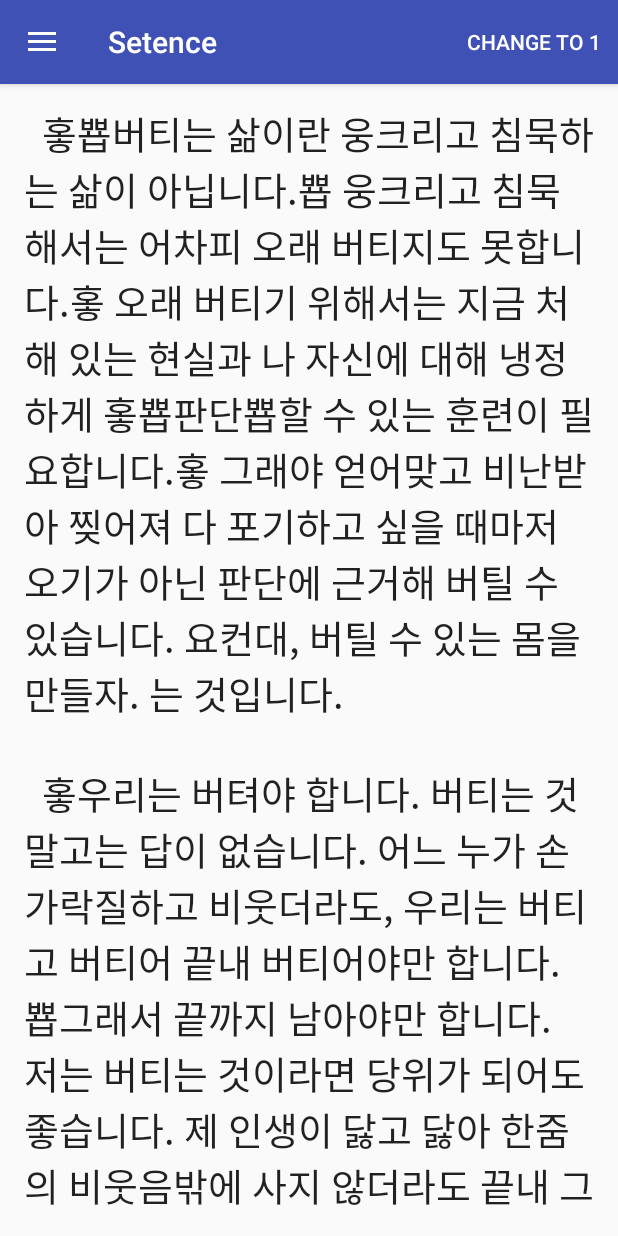
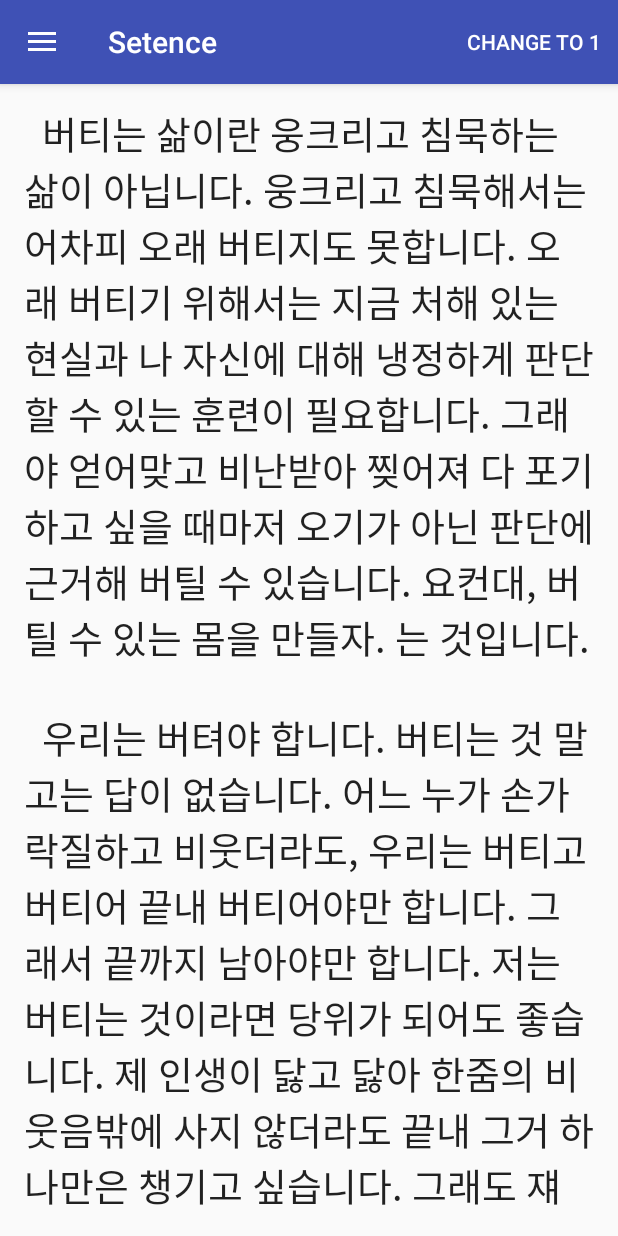
Before and after one commit to dev-siot/TouchSelectText-Android, an Android app: the screen it shows after launch (MainActivity), in the side drawer, after a tap on "Setence", on a phone screen of 412 x 824 dp. Run offline under Robolectric (Android 15) with nearby library versions, the phone set to English and light mode, and no system bars; our stand-ins replace ButterKnife, Timber; 1 statement that could not run was skipped.

Commit message:
Strange highlight words change to Underline.

```diff
--- a/app/src/main/java/com/jfsiot/touchselect/touchselecttest/fragment/SelectableFragment.java
+++ b/app/src/main/java/com/jfsiot/touchselect/touchselecttest/fragment/SelectableFragment.java
@@ -79,17 +79,17 @@ public abstract class SelectableFragment extends Fragment implements View.OnTouc
         }
         this.editText.setText(text);
         free();
-//        if(adjustSpannalbe && ((MainActivity) getActivity()).getCurrentTextStatue() == 1){
-//            SpannableStringBuilder builder = new SpannableStringBuilder(text);
-//            builder.setSpan(new UnderlineSpan(), 97, 100, Spanned.SPAN_EXCLUSIVE_EXCLUSIVE);
-//            builder.setSpan(new UnderlineSpan(), 188, 196, Spanned.SPAN_EXCLUSIVE_EXCLUSIVE);
-//            builder.setSpan(new UnderlineSpan(), 324, 409, Spanned.SPAN_EXCLUSIVE_EXCLUSIVE);
-//
-//            builder.setSpan(new UnderlineSpan(), 532, 559, Spanned.SPAN_EXCLUSIVE_EXCLUSIVE);
-//            builder.setSpan(new UnderlineSpan(), 605, 834, Spanned.SPAN_EXCLUSIVE_EXCLUSIVE);
-//            builder.setSpan(new UnderlineSpan(), 839, 918, Spanned.SPAN_EXCLUSIVE_EXCLUSIVE);
-//            this.editText.setText(builder);
-//        }
+        if(adjustSpannalbe && ((MainActivity) getActivity()).getCurrentTextStatue() == 1){
+            SpannableStringBuilder builder = new SpannableStringBuilder(text);
+            builder.setSpan(new UnderlineSpan(), 97, 100, Spanned.SPAN_EXCLUSIVE_EXCLUSIVE);
+            builder.setSpan(new UnderlineSpan(), 188, 196, Spanned.SPAN_EXCLUSIVE_EXCLUSIVE);
+            builder.setSpan(new UnderlineSpan(), 324, 409, Spanned.SPAN_EXCLUSIVE_EXCLUSIVE);
+            Timber.d("text index : %s %s", text.indexOf("쉽게 이용할"),  text.indexOf("공공 데이터 포털 사이트에서는"));
+            builder.setSpan(new UnderlineSpan(), 532, 559, Spanned.SPAN_EXCLUSIVE_EXCLUSIVE);
+            builder.setSpan(new UnderlineSpan(), 606, 835, Spanned.SPAN_EXCLUSIVE_EXCLUSIVE);
+            builder.setSpan(new UnderlineSpan(), 839, 918, Spanned.SPAN_EXCLUSIVE_EXCLUSIVE);
+            this.editText.setText(builder);
+        }
     }
 
     protected void free(){
--- a/app/src/main/res/values/string_case1.xml
+++ b/app/src/main/res/values/string_case1.xml
@@ -225,7 +225,7 @@
     <string-array name="word_text_case1_v2" translatable = "false">
         <item>" "</item>
         <item>" "</item>
-        <item>"홓뿁버티는"</item>
+        <item>"버티는"</item>
         <item>" "</item>
         <item>"삶이란"</item>
         <item>" "</item>
@@ -237,7 +237,7 @@
         <item>"삶"</item>
         <item>"이"</item>
         <item>" "</item>
-        <item>"아닙니다.뿁"</item>
+        <item>"아닙니다."</item>
         <item>" "</item>
         <item>"웅크리고"</item>
         <item>" "</item>
@@ -250,7 +250,7 @@
         <item>" "</item>
         <item>"버티지도"</item>
         <item>" "</item>
-        <item>"못합니다.홓"</item>
+        <item>"못합니다."</item>
         <item>" "</item>
         <item>"오래"</item>
         <item>" "</item>
@@ -276,7 +276,7 @@
         <item>"냉정"</item>
         <item>"하게"</item>
         <item>" "</item>
-        <item>"홓뿁판단뿁"</item>
+        <item>"판단"</item>
         <item>"할 수"</item>
         <item>" "</item>
         <item>"있는"</item>
@@ -285,7 +285,7 @@
         <item>"이"</item>
         <item>" "</item>
         <item>"필요"</item>
-        <item>"합니다.홓"</item>
+        <item>"합니다."</item>
         <item>" "</item>
         <item>"그래야"</item>
         <item>" "</item>
@@ -340,7 +340,7 @@
         <item>"\n\n"</item>
         <item>" "</item>
         <item>" "</item>
-        <item>"홓우리"</item>
+        <item>"우리"</item>
         <item>"는"</item>
         <item>" "</item>
         <item>"버텨야"</item>
@@ -377,7 +377,7 @@
         <item>" "</item>
         <item>"합니다."</item>
         <item>" "</item>
-        <item>"뿁그래서"</item>
+        <item>"그래서"</item>
         <item>" "</item>
         <item>"끝"</item>
         <item>"까지"</item>
@@ -444,17 +444,17 @@
         <item>"라는"</item>
         <item>" "</item>
         <item>"말"</item>
-        <item>"입니다.뿁홓"</item>
+        <item>"입니다."</item>
         <item>"\n\n"</item>
     </string-array>
     <string-array name="sentence_text_case1_v2" translatable="false">
         <item>" "</item>
         <item>" "</item>
-        <item>"홓뿁버티는 삶이란 웅크리고 침묵하는 삶이 아닙니다.뿁"</item>
+        <item>"버티는 삶이란 웅크리고 침묵하는 삶이 아닙니다."</item>
         <item>" "</item>
-        <item>"웅크리고 침묵해서는 어차피 오래 버티지도 못합니다.홓"</item>
+        <item>"웅크리고 침묵해서는 어차피 오래 버티지도 못합니다."</item>
         <item>" "</item>
-        <item>"오래 버티기 위해서는 지금 처해 있는 현실과 나 자신에 대해 냉정하게 홓뿁판단뿁할 수 있는 훈련이 필요합니다.홓"</item>
+        <item>"오래 버티기 위해서는 지금 처해 있는 현실과 나 자신에 대해 냉정하게 판단할 수 있는 훈련이 필요합니다."</item>
         <item>" "</item>
         <item>"그래야 얻어맞고 비난받아 찢어져 다 포기하고 싶을 때마저 오기가 아닌 판단에 근거해 버틸 수 있습니다."</item>
         <item>" "</item>
@@ -462,30 +462,30 @@
         <item>"\n\n"</item>
         <item>" "</item>
         <item>" "</item>
-        <item>"홓우리는 버텨야 합니다."</item>
+        <item>"우리는 버텨야 합니다."</item>
         <item>" "</item>
         <item>"버티는 것 말고는 답이 없습니다."</item>
         <item>" "</item>
         <item>"어느 누가 손가락질하고 비웃더라도, 우리는 버티고 버티어 끝내 버티어야만 합니다."</item>
         <item>" "</item>
-        <item>"뿁그래서 끝까지 남아야만 합니다."</item>
+        <item>"그래서 끝까지 남아야만 합니다."</item>
         <item>" "</item>
         <item>"저는 버티는 것이라면 당위가 되어도 좋습니다."</item>
         <item>" "</item>
         <item>"제 인생이 닳고 닳아 한줌의 비웃음밖에 사지 않더라도 끝내 그거 하나만은 챙기고 싶습니다."</item>
         <item>" "</item>
-        <item>"그래도 쟤 꽤 오래 버텼다. 라는 말입니다.뿁홓"</item>
+        <item>"그래도 쟤 꽤 오래 버텼다. 라는 말입니다."</item>
         <item>"\n\n"</item>
     </string-array>
 
     <string-array name="paragraph_text_case1_v2" translatable="false">
         <item>" "</item>
         <item>" "</item>
-        <item>"홓뿁버티는 삶이란 웅크리고 침묵하는 삶이 아닙니다.뿁 웅크리고 침묵해서는 어차피 오래 버티지도 못합니다.홓 오래 버티기 위해서는 지금 처해 있는 현실과 나 자신에 대해 냉정하게 홓뿁판단뿁할 수 있는 훈련이 필요합니다.홓 그래야 얻어맞고 비난받아 찢어져 다 포기하고 싶을 때마저 오기가 아닌 판단에 근거해 버틸 수 있습니다. 요컨대, 버틸 수 있는 몸을 만들자. 는 것입니다."</item>
+        <item>"버티는 삶이란 웅크리고 침묵하는 삶이 아닙니다. 웅크리고 침묵해서는 어차피 오래 버티지도 못합니다. 오래 버티기 위해서는 지금 처해 있는 현실과 나 자신에 대해 냉정하게 판단할 수 있는 훈련이 필요합니다. 그래야 얻어맞고 비난받아 찢어져 다 포기하고 싶을 때마저 오기가 아닌 판단에 근거해 버틸 수 있습니다. 요컨대, 버틸 수 있는 몸을 만들자. 는 것입니다."</item>
         <item>"\n\n"</item>
         <item>" "</item>
         <item>" "</item>
-        <item>"홓우리는 버텨야 합니다. 버티는 것 말고는 답이 없습니다. 어느 누가 손가락질하고 비웃더라도, 우리는 버티고 버티어 끝내 버티어야만 합니다. 뿁그래서 끝까지 남아야만 합니다. 저는 버티는 것이라면 당위가 되어도 좋습니다. 제 인생이 닳고 닳아 한줌의 비웃음밖에 사지 않더라도 끝내 그거 하나만은 챙기고 싶습니다. 그래도 쟤 꽤 오래 버텼다. 라는 말입니다.뿁홓"</item>
+        <item>"우리는 버텨야 합니다. 버티는 것 말고는 답이 없습니다. 어느 누가 손가락질하고 비웃더라도, 우리는 버티고 버티어 끝내 버티어야만 합니다. 그래서 끝까지 남아야만 합니다. 저는 버티는 것이라면 당위가 되어도 좋습니다. 제 인생이 닳고 닳아 한줌의 비웃음밖에 사지 않더라도 끝내 그거 하나만은 챙기고 싶습니다. 그래도 쟤 꽤 오래 버텼다. 라는 말입니다."</item>
         <item>"\n\n"</item>
     </string-array>
 </resources>
--- a/app/src/main/res/values/string_case_2.xml
+++ b/app/src/main/res/values/string_case_2.xml
@@ -79,7 +79,7 @@
         <item>" "</item>
         <item>"보면"</item>
         <item>" "</item>
-        <item>"뿁주차장뿁"</item>
+        <item>"주차장"</item>
         <item>"을"</item>
         <item>" "</item>
         <item>"쉽게"</item>
@@ -124,10 +124,10 @@
         <item>" "</item>
         <item>"있다."</item>
         <item>" "</item>
-        <item>"뿁여행지"</item>
+        <item>"여행지"</item>
         <item>"나"</item>
         <item>" "</item>
-        <item>"주차장뿁"</item>
+        <item>"주차장"</item>
         <item>"에"</item>
         <item>" "</item>
         <item>"대한"</item>
@@ -204,7 +204,7 @@
         <item>" "</item>
         <item>"때문이다."</item>
         <item>" "</item>
-        <item>"뿁공공"</item>
+        <item>"공공"</item>
         <item>" "</item>
         <item>"데이터"</item>
         <item>"는"</item>
@@ -255,7 +255,7 @@
         <item>"것"</item>
         <item>"을"</item>
         <item>" "</item>
-        <item>"말한다.뿁"</item>
+        <item>"말한다."</item>
         <item>" "</item>
         <item>"현재"</item>
         <item>" "</item>
@@ -291,7 +291,7 @@
         <item>"있다."</item>
         <item>"\n\n"</item>
         <item>"  "</item>
-        <item>"뿁공공"</item>
+        <item>"공공"</item>
         <item>" "</item>
         <item>"데이터" </item>
         <item>" "</item>
@@ -321,7 +321,7 @@
         <item>"제공"</item>
         <item>"하고"</item>
         <item>" "</item>
-        <item>"있으며뿁,"</item>
+        <item>"있으며,"</item>
         <item>" "</item>
         <item>"제공"</item>
         <item>"하는"</item>
@@ -368,7 +368,7 @@
         <item>"\n\n"</item>
         <item>" "</item>
         <item>" "</item>
-        <item>"뿁먼저"</item>
+        <item>"먼저"</item>
         <item>" "</item>
         <item>"공공"</item>
         <item>" "</item>
@@ -506,11 +506,11 @@
         <item>" "</item>
         <item>"수"</item>
         <item>" "</item>
-        <item>"있다.뿁"</item>
+        <item>"있다."</item>
         <item>"\n\n"</item>
         <item>" "</item>
         <item>" "</item>
-        <item>"뿁두 번째"</item>
+        <item>"두 번째"</item>
         <item>"로"</item>
         <item>" "</item>
         <item>"공공"</item>
@@ -559,7 +559,7 @@
         <item>" "</item>
         <item>"있다는"</item>
         <item>" "</item>
-        <item>"점이다.뿁"</item>
+        <item>"점이다."</item>
         <item>" "</item>
         <item>"그래서"</item>
         <item>" "</item>
@@ -595,13 +595,13 @@
         <item>" "</item>
         <item>"사람들이 여행 준비를 위해 많은 시간을 허비하는 것을 보면 한번에 여행 코스를 짜 주는 앱을 만들어 보고 싶어한다."</item>
         <item>" "</item>
-        <item>"도심에서 주차장을 못 찾아 헤매는 사람들을 보면 뿁주차장뿁을 쉽게 찾아 주는 앱을 만들어 보고 싶어 한다."</item>
+        <item>"도심에서 주차장을 못 찾아 헤매는 사람들을 보면 주차장을 쉽게 찾아 주는 앱을 만들어 보고 싶어 한다."</item>
         <item>"\n\n"</item>
         <item>" "</item>
         <item>" "</item>
         <item>"그러나 막상 앱을 개발하려 할 때 부딪히는 여러 난관이 있다."</item>
         <item>" "</item>
-        <item>"뿁여행지나 주차장뿁에 대한 정보를 모으는 것도 문제이고, 정보를 지속적으로 갱신하는 것도 문제이다."</item>
+        <item>"여행지나 주차장에 대한 정보를 모으는 것도 문제이고, 정보를 지속적으로 갱신하는 것도 문제이다."</item>
         <item>" "</item>
         <item>"이런 문제 때문에 결국 아이디어를 포기하는 경우가 많다."</item>
         <item>"\n\n"</item>
@@ -611,26 +611,26 @@
         <item>" "</item>
         <item>"바로 공공 데이터가 있기 때문이다."</item>
         <item>" "</item>
-        <item>"뿁공공 데이터는 공공 기관에서 생성, 취득하여 관리하고 있는 정보 중, 전자적 방식으로 처리 되어 누구나 이용할 수 있도록 국민들에게 제공된 것을 말한다.뿁"</item>
+        <item>"공공 데이터는 공공 기관에서 생성, 취득하여 관리하고 있는 정보 중, 전자적 방식으로 처리 되어 누구나 이용할 수 있도록 국민들에게 제공된 것을 말한다."</item>
         <item>" "</item>
-        <item>"현재 정부에서는 공공 데이터 포털 사이트를 개설하여 국민들이 쉽게 이용할 수 있도록 하고 있다. "</item>
+        <item>"현재 정부에서는 공공 데이터 포털 사이트를 개설하여 국민들이 쉽게 이용할 수 있도록 하고 있다."</item>
         <item>"\n\n"</item>
         <item>" "</item>
         <item>" "</item>
-        <item>"뿁공공 데이터 포털 사이트에서는 800여 개 공공 기관에서 생성한 15,000여 건의 공공 데이터를 제공하고 있으며뿁, 제공하는 공공 데이터의 양을 꾸준히 늘리고 있다."</item>
+        <item>"공공 데이터 포털 사이트에서는 800여 개 공공 기관에서 생성한 15,000여 건의 공공 데이터를 제공하고 있으며, 제공하는 공공 데이터의 양을 꾸준히 늘리고 있다."</item>
         <item>" "</item>
         <item>"공공 데이터가 가진 앱 개발 분야에서의 장점은 크게 두 가지를 들 수 있다."</item>
         <item>"\n\n"</item>
         <item>" "</item>
         <item>" "</item>
-        <item>"뿁먼저 공공 데이터는 공공 기관이 국민들에게 편의를 제공하기 위해 시행한 정책의 산출물이기 때문에 실생활과 밀접하게 관련된 정보가 많다는 점이다."</item>
+        <item>"먼저 공공 데이터는 공공 기관이 국민들에게 편의를 제공하기 위해 시행한 정책의 산출물이기 때문에 실생활과 밀접하게 관련된 정보가 많다는 점이다."</item>
         <item>" "</item>
         <item>"앱 개발자 들의 아이디어는 대개 앞에서 언급한 것처럼 사람들의 실생활에 편의를 제공하기 위한 것들이다."</item>
         <item>" "</item>
-        <item>"그래서 만약 여행 앱을 만들고자 한다면 한국관광공사의 여행 정보에서, 주차장 앱을 만들고자 한다면 지방 자치 단체의 주차장 정보에서 필요한 정보를 얻을 수 있다.뿁"</item>
+        <item>"그래서 만약 여행 앱을 만들고자 한다면 한국관광공사의 여행 정보에서, 주차장 앱을 만들고자 한다면 지방 자치 단체의 주차장 정보에서 필요한 정보를 얻을 수 있다."</item>
         <item>"\n\n"</item>
         <item>"  "</item>
-        <item>"뿁두 번째로 공공 데이터를 이용하는 데에는 비용이 거의 들지 않기 때문에, 정보를 수집하고 갱신할 때 소요 되는 비용을 줄일 수 있다는 점이다.뿁"</item>
+        <item>"두 번째로 공공 데이터를 이용하는 데에는 비용이 거의 들지 않기 때문에, 정보를 수집하고 갱신할 때 소요 되는 비용을 줄일 수 있다는 점이다."</item>
         <item>" "</item>
         <item>"그래서 개인들도 비용에 대한 부담 없이 쉽게 앱을 만들 수 있다."</item>
         <item>"\n\n"</item>
@@ -638,26 +638,26 @@
     <string-array name="paragraph_text2_case2_v1" translatable = "false">
         <item>" "</item>
         <item>" "</item>
-        <item>"앱을 개발하려는 사람들은 아이디어가 넘친다. 사람들이 여행 준비를 위해 많은 시간을 허비하는 것을 보면 한번에 여행 코스를 짜 주는 앱을 만들어 보고 싶어한다. 도심에서 주차장을 못 찾아 헤매는 사람들을 보면 뿁주차장뿁을 쉽게 찾아 주는 앱을 만들어 보고 싶어 한다."</item>
+        <item>"앱을 개발하려는 사람들은 아이디어가 넘친다. 사람들이 여행 준비를 위해 많은 시간을 허비하는 것을 보면 한번에 여행 코스를 짜 주는 앱을 만들어 보고 싶어한다. 도심에서 주차장을 못 찾아 헤매는 사람들을 보면 주차장을 쉽게 찾아 주는 앱을 만들어 보고 싶어 한다."</item>
         <item>"\n\n"</item>
         <item>" "</item>
         <item>" "</item>
-        <item>"그러나 막상 앱을 개발하려 할 때 부딪히는 여러 난관이 있다. 뿁여행지나 주차장뿁에 대한 정보를 모으는 것도 문제이고, 정보를 지속적으로 갱신하는 것도 문제이다. 이런 문제 때문에 결국 아이디어를 포기하는 경우가 많다."</item>
+        <item>"그러나 막상 앱을 개발하려 할 때 부딪히는 여러 난관이 있다. 여행지나 주차장에 대한 정보를 모으는 것도 문제이고, 정보를 지속적으로 갱신하는 것도 문제이다. 이런 문제 때문에 결국 아이디어를 포기하는 경우가 많다."</item>
         <item>"\n\n"</item>
         <item>" "</item>
         <item>" "</item>
-        <item>"그러나 이제는 아이디어를 포기하지 않아도 된다. 바로 공공 데이터가 있기 때문이다. 뿁공공 데이터는 공공 기관에서 생성, 취득하여 관리하고 있는 정보 중, 전자적 방식으로 처리 되어 누구나 이용할 수 있도록 국민들에게 제공된 것을 말한다뿁. 현재 정부에서는 공공 데이터 포털 사이트를 개설하여 국민들이 쉽게 이용할 수 있도록 하고 있다."</item>
+        <item>"그러나 이제는 아이디어를 포기하지 않아도 된다. 바로 공공 데이터가 있기 때문이다. 공공 데이터는 공공 기관에서 생성, 취득하여 관리하고 있는 정보 중, 전자적 방식으로 처리 되어 누구나 이용할 수 있도록 국민들에게 제공된 것을 말한다. 현재 정부에서는 공공 데이터 포털 사이트를 개설하여 국민들이 쉽게 이용할 수 있도록 하고 있다."</item>
         <item>"\n\n"</item>
         <item>"  "</item>
-        <item>"뿁공공 데이터 포털 사이트에서는 800여 개 공공 기관에서 생성한 15,000여 건의 공공 데이터를 제공하고 있으며, 제공하는 공공 데이터의 양을 꾸준히 늘리고 있다. 공공 데이터가 가진 앱 개발 분야에서의 장점은 크게 두 가지를 들 수 있다."</item>
+        <item>"공공 데이터 포털 사이트에서는 800여 개 공공 기관에서 생성한 15,000여 건의 공공 데이터를 제공하고 있으며, 제공하는 공공 데이터의 양을 꾸준히 늘리고 있다. 공공 데이터가 가진 앱 개발 분야에서의 장점은 크게 두 가지를 들 수 있다."</item>
         <item>"\n\n"</item>
         <item>" "</item>
         <item>" "</item>
-        <item>"뿁먼저 공공 데이터는 공공 기관이 국민들에게 편의를 제공하기 위해 시행한 정책의 산출물이기 때문에 실생활과 밀접하게 관련된 정보가 많다는 점이다. 앱 개발자 들의 아이디어는 대개 앞에서 언급한 것처럼 사람들의 실생활에 편의를 제공하기 위한 것들이다. 그래서 만약 여행 앱을 만들 고자 한다면 한국관광공사의 여행 정보에서, 주차장 앱을 만들 고자 한다면 지방 자치 단체의 주차장 정보에서 필요한 정보를 얻을 수 있다.뿁"</item>
+        <item>"먼저 공공 데이터는 공공 기관이 국민들에게 편의를 제공하기 위해 시행한 정책의 산출물이기 때문에 실생활과 밀접하게 관련된 정보가 많다는 점이다. 앱 개발자 들의 아이디어는 대개 앞에서 언급한 것처럼 사람들의 실생활에 편의를 제공하기 위한 것들이다. 그래서 만약 여행 앱을 만들고자 한다면 한국관광공사의 여행 정보에서, 주차장 앱을 만들고자 한다면 지방 자치 단체의 주차장 정보에서 필요한 정보를 얻을 수 있다."</item>
         <item>"\n\n"</item>
         <item>" "</item>
         <item>" "</item>
-        <item>"뿁두 번째로 공공 데이터를 이용하는 데에는 비용이 거의 들지 않기 때문에, 정보를 수집하고 갱신할 때 소요 되는 비용을 줄일 수 있다는 점이다.뿁 그래서 개인들도 비용에 대한 부담 없이 쉽게 앱을 만들 수 있다."</item>
+        <item>"두 번째로 공공 데이터를 이용하는 데에는 비용이 거의 들지 않기 때문에, 정보를 수집하고 갱신할 때 소요 되는 비용을 줄일 수 있다는 점이다. 그래서 개인들도 비용에 대한 부담 없이 쉽게 앱을 만들 수 있다."</item>
         <item>"\n\n"</item>
 
     </string-array>
```
